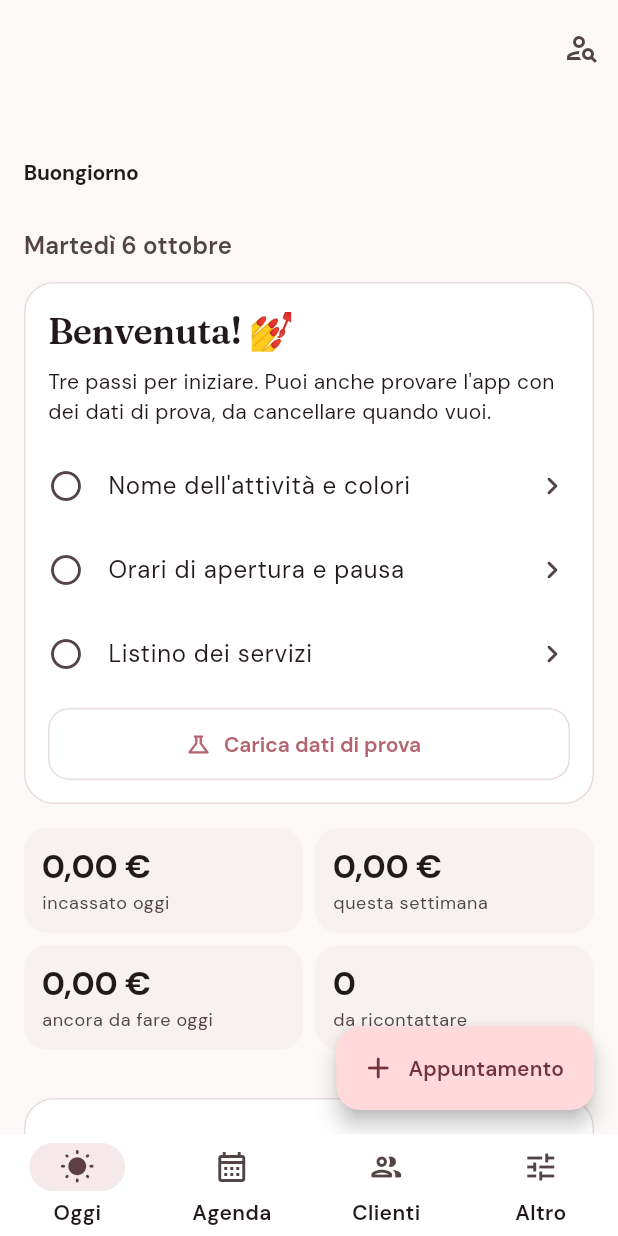
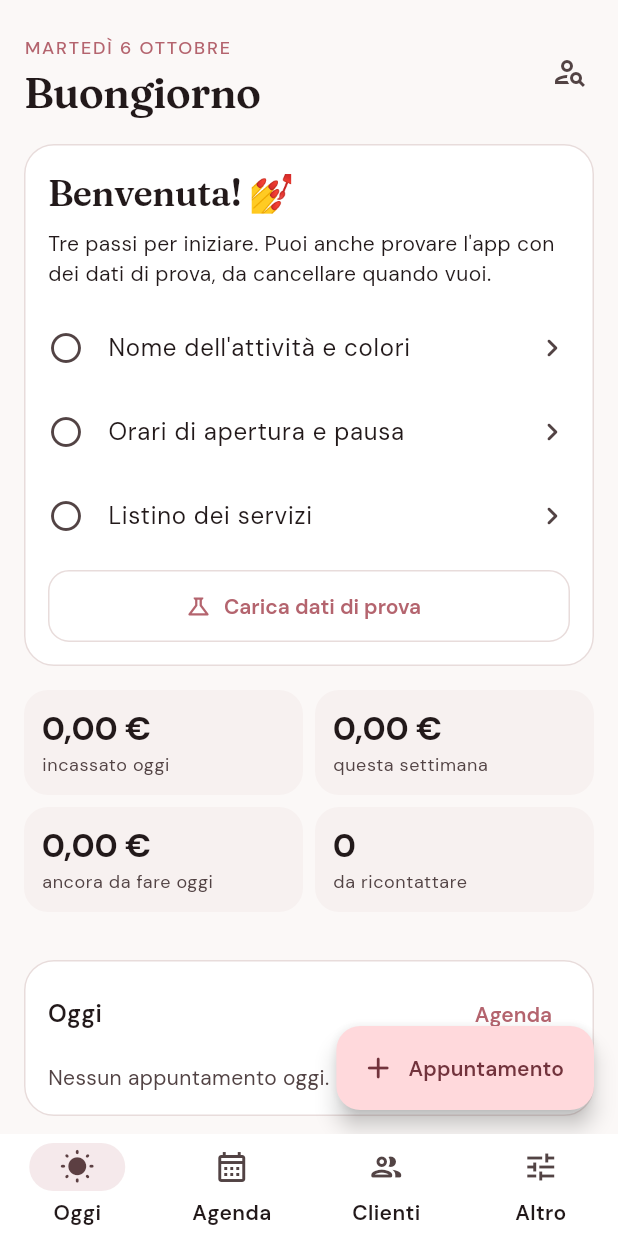
Before and after one commit to Gidus-Pixel/agenda-nails, a Flutter app: the screen it shows after launch, on a phone screen of 412 x 824 dp. Run offline on Flutter 3.47's test engine with Material 3 defaults, Android fonts, the phone set to English and light mode, and no system bars; our stand-ins replace image_picker, share_plus, sqflite; missing offline and left inert: cryptography, file_selector; accounts and stored records are empty.

Commit message:
App: intestazione di Oggi, dati di prova più realistici, schermate iOS con parametri d'avvio
Co-Authored-By: Claude Opus 5.5 <noreply@anthropic.com>
Claude-Session: https://claude.ai/code/session_01E89mPT9va1gwT4sQ9wxmmz

```diff
--- a/app/lib/core/ambiente.dart
+++ b/app/lib/core/ambiente.dart
@@ -2,4 +2,5 @@ import 'ambiente_web.dart' if (dart.library.io) 'ambiente_io.dart' as imp;
 
 /// Variabili usate per le schermate automatiche (simulatore iOS / anteprima web):
 /// AGENDA_DEMO=1 carica i dati di prova, AGENDA_SCHERMATA apre una schermata.
+Future<void> preparaAmbiente() => imp.prepara();
 String? variabileAmbiente(String nome) => imp.variabile(nome);
--- a/app/lib/core/ambiente_web.dart
+++ b/app/lib/core/ambiente_web.dart
@@ -1,2 +1,4 @@
 /// Su web si leggono dai parametri dell'indirizzo: ?agenda_demo=1&agenda_schermata=agenda
+Future<void> prepara() async {}
+
 String? variabile(String nome) => Uri.base.queryParameters[nome.toLowerCase()];
--- a/app/lib/dominio/demo.dart
+++ b/app/lib/dominio/demo.dart
@@ -35,8 +35,10 @@ Future<void> caricaDatiDemo(Dati d, {bool configura = false}) async {
       await d.salvaMolti('servizi', nuovi);
       servizi = serviziAttivi(d);
     }
+    final lunghi = servizi.where((s) => (comeInt(s['durata']) ?? 0) >= 30).toList();
+    final scelta = lunghi.isEmpty ? servizi : lunghi;
     Doc sv(int i) {
-      final s = servizi[i % servizi.length];
+      final s = scelta[i % scelta.length];
       return {'servizioId': s['id'], 'nome': s['nome'], 'durata': s['durata'], 'prezzoCent': s['prezzoCent'], 'quantita': 1, 'colore': s['colore'], 'richiamoGiorni': s['richiamoGiorni']};
     }
 
--- a/app/lib/main.dart
+++ b/app/lib/main.dart
@@ -19,6 +19,7 @@ Future<void> main() async {
     await dati.avvia();
     await seminaServizi(dati);
     final cloud = Cloud(dati);
+    await preparaAmbiente();
     schermataAvvio = variabileAmbiente('AGENDA_SCHERMATA');
     if (variabileAmbiente('AGENDA_DEMO') == '1') await caricaDatiDemo(dati, configura: true);
     await cloud.avvia();
--- a/app/lib/ui/agenda/azioni.dart
+++ b/app/lib/ui/agenda/azioni.dart
@@ -184,7 +184,7 @@ class RigaAppuntamento extends StatelessWidget {
               Row(children: [
                 if (mostraCliente) Flexible(child: Text(nome, style: t.titleMedium, maxLines: 1, overflow: TextOverflow.ellipsis)),
                 if (!mostraCliente) Flexible(child: Text(serviziTesto(app), style: t.titleMedium, maxLines: 1, overflow: TextOverflow.ellipsis)),
-                if (haAvvertenze(cli)) const Padding(padding: EdgeInsets.only(left: 6), child: Icon(Icons.warning_rounded, size: 18, color: Color(0xFFB42318))),
+                if (mostraCliente && haAvvertenze(cli)) const Padding(padding: EdgeInsets.only(left: 6), child: Icon(Icons.warning_rounded, size: 18, color: Color(0xFFB42318))),
                 if ((comeInt(app['accontoCent']) ?? 0) > 0) Padding(padding: const EdgeInsets.only(left: 6), child: Icon(Icons.savings_outlined, size: 18, color: cs.primary)),
               ]),
               if (mostraCliente) Text(serviziTesto(app), maxLines: 2, overflow: TextOverflow.ellipsis, style: t.bodyMedium?.copyWith(color: cs.onSurfaceVariant)),
--- a/app/lib/ui/clienti/scheda_cliente.dart
+++ b/app/lib/ui/clienti/scheda_cliente.dart
@@ -103,7 +103,7 @@ class SchedaCliente extends StatelessWidget {
             children: [
               Tessera(valore: '${st.visite}', etichetta: 'visite'),
               Tessera(valore: F.euro(st.spesaCent).replaceAll(',00', ''), etichetta: 'spesa totale'),
-              Tessera(valore: st.frequenzaGiorni == null ? '—' : '${st.frequenzaGiorni} gg', etichetta: 'ogni'),
+              Tessera(valore: st.frequenzaGiorni == null ? '—' : '${st.frequenzaGiorni} gg', etichetta: 'frequenza'),
               Tessera(valore: '${st.noShow}', etichetta: 'non venuta'),
             ],
           ),
--- a/app/lib/ui/oggi.dart
+++ b/app/lib/ui/oggi.dart
@@ -90,16 +90,23 @@ class PaginaOggi extends StatelessWidget {
 
         return Scaffold(
           body: CustomScrollView(slivers: [
-            SliverAppBar.large(
-              title: Text(titolare.isEmpty ? saluto : '$saluto, $titolare'),
-              actions: [
-                IconButton(tooltip: 'Nuova cliente', onPressed: () => navigazione.vai(2), icon: const Icon(Icons.person_search_outlined)),
-              ],
-            ),
             SliverToBoxAdapter(
-              child: Padding(
-                padding: const EdgeInsets.fromLTRB(S.l, 0, S.l, S.m),
-                child: Text(F.giornoLungo(ora) + (d.nomeAttivita.isEmpty ? '' : ' · ${d.nomeAttivita}'), style: t.titleMedium?.copyWith(color: cs.onSurfaceVariant)),
+              child: SafeArea(
+                bottom: false,
+                child: Padding(
+                  padding: const EdgeInsets.fromLTRB(S.l, S.xl, S.s, S.l),
+                  child: Row(crossAxisAlignment: CrossAxisAlignment.start, children: [
+                    Expanded(
+                      child: Column(crossAxisAlignment: CrossAxisAlignment.start, children: [
+                        Text(F.giornoLungo(ora).toUpperCase(), style: t.labelMedium?.copyWith(color: cs.primary, letterSpacing: 1.2)),
+                        const SizedBox(height: 4),
+                        Text(titolare.isEmpty ? saluto : '$saluto, $titolare', style: t.headlineMedium),
+                        if (d.nomeAttivita.isNotEmpty) Text(d.nomeAttivita, style: t.bodyLarge?.copyWith(color: cs.onSurfaceVariant)),
+                      ]),
+                    ),
+                    IconButton(tooltip: 'Cerca una cliente', onPressed: () => navigazione.vai(2), icon: const Icon(Icons.person_search_outlined)),
+                  ]),
+                ),
               ),
             ),
             SliverPadding(
```
Also changed, not shown: app/lib/core/ambiente_io.dart (+20 -1 lines), app/lib/ui/agenda/pagina_agenda.dart (+0 -8 lines), 2 other files.
